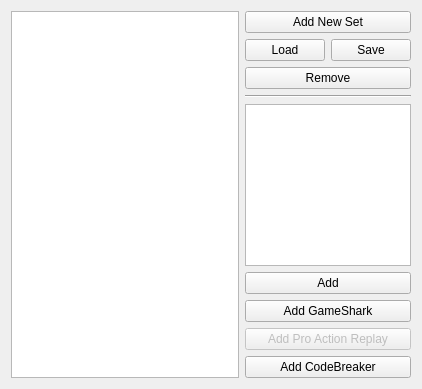
Before: the Qt Designer form Libretro/mgba/src/platform/qt/CheatsView.ui in kiddreads/Avalon-copy2, drawn with Qt 5.
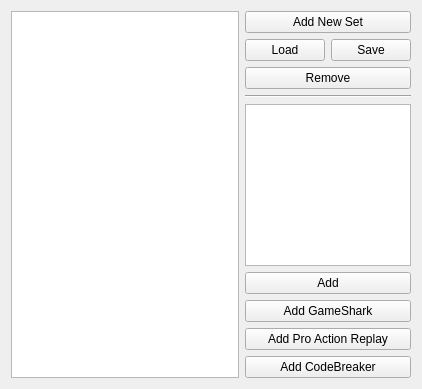
After: the same form once the commit is applied.

```diff
--- a/Libretro/mgba/src/platform/qt/CheatsView.ui
+++ b/Libretro/mgba/src/platform/qt/CheatsView.ui
@@ -37,9 +37,6 @@
    </item>
    <item row="8" column="1" colspan="2">
     <widget class="QPushButton" name="addPAR">
-     <property name="enabled">
-      <bool>false</bool>
-     </property>
      <property name="text">
       <string>Add Pro Action Replay</string>
      </property>
```
